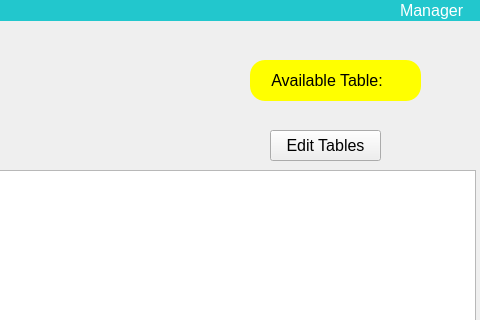
Above: RMS_qt/table.ui from dev-pratik02/RMS before the change; both pictures show x 320 to 800 and y 0 to 320 of the 800 by 600 pixel window. Below: the same form after it.
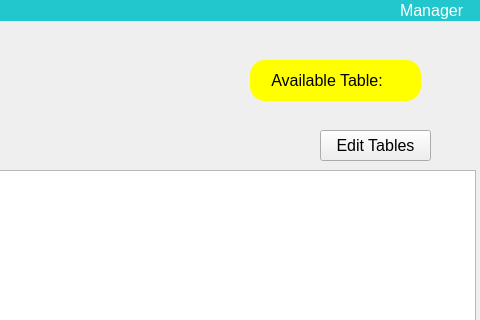
That is the form after the change.

```diff
--- a/RMS_qt/table.ui
+++ b/RMS_qt/table.ui
@@ -105,7 +105,7 @@
    <widget class="QPushButton" name="btn_edit">
     <property name="geometry">
      <rect>
-      <x>590</x>
+      <x>640</x>
       <y>130</y>
       <width>111</width>
       <height>31</height>
```
Left out of the diff: 2 changed lines with no effect on the pictures.
